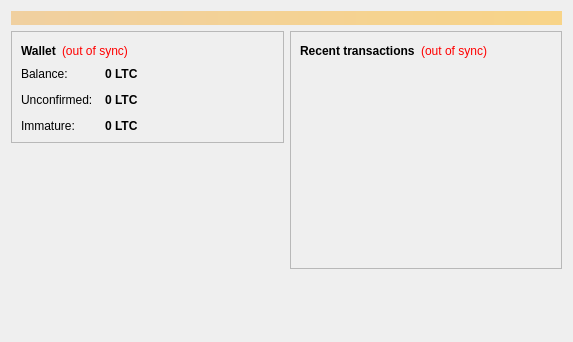
First picture: the form in src/qt/forms/overviewpage.ui, repository pierce403/faircoin, before the edit.
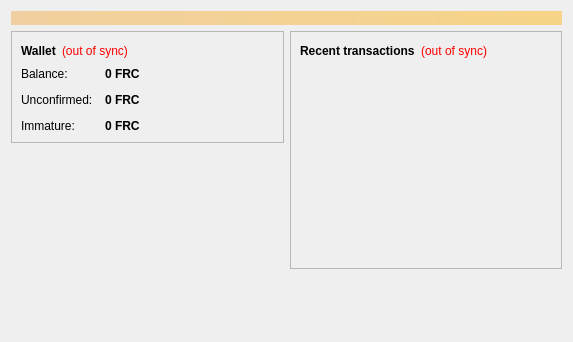
Second picture: the form after the edit.

```diff
--- a/src/qt/forms/overviewpage.ui
+++ b/src/qt/forms/overviewpage.ui
@@ -122,7 +122,7 @@
                <string>Your current balance</string>
               </property>
               <property name="text">
-               <string notr="true">0 LTC</string>
+               <string notr="true">0 FRC</string>
               </property>
               <property name="textInteractionFlags">
                <set>Qt::LinksAccessibleByMouse|Qt::TextSelectableByKeyboard|Qt::TextSelectableByMouse</set>
@@ -151,7 +151,7 @@
                <string>Total of transactions that have yet to be confirmed, and do not yet count toward the current balance</string>
               </property>
               <property name="text">
-               <string notr="true">0 LTC</string>
+               <string notr="true">0 FRC</string>
               </property>
               <property name="textInteractionFlags">
                <set>Qt::LinksAccessibleByMouse|Qt::TextSelectableByKeyboard|Qt::TextSelectableByMouse</set>
@@ -177,7 +177,7 @@
                <string>Mined balance that has not yet matured</string>
               </property>
               <property name="text">
-               <string notr="true">0 LTC</string>
+               <string notr="true">0 FRC</string>
               </property>
               <property name="textInteractionFlags">
                <set>Qt::LinksAccessibleByMouse|Qt::TextSelectableByKeyboard|Qt::TextSelectableByMouse</set>
```
